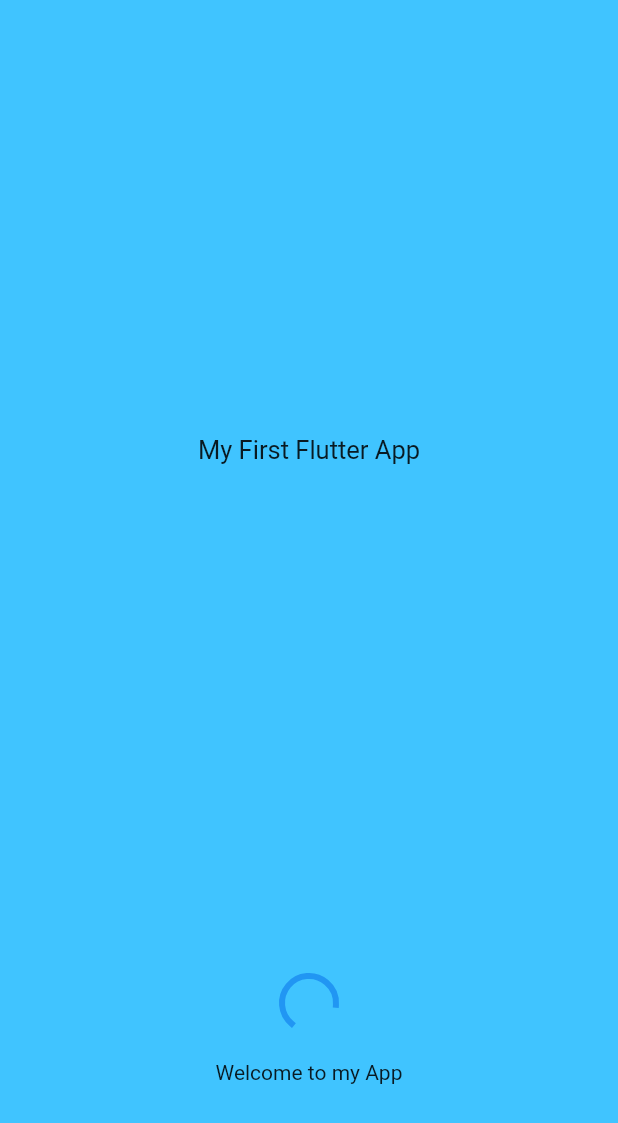
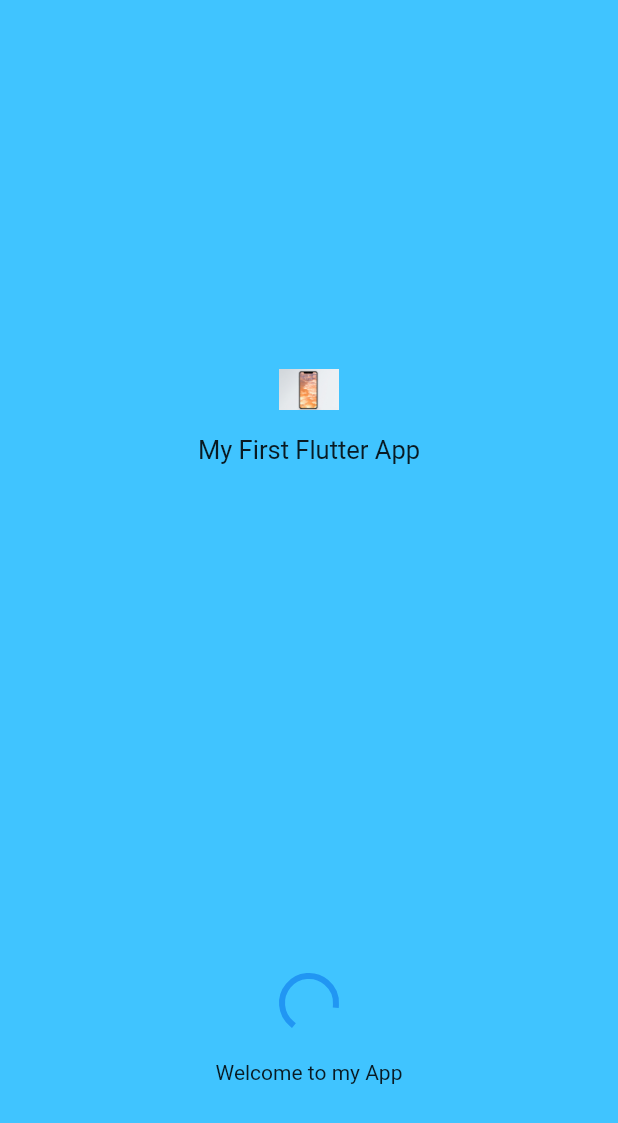
Before and after one commit to sunaranish17/learning-flutter, a Flutter app: the first screen one second after launch, on a phone screen of 412 x 824 dp. Shown: the top 1123 px of the screen. Run offline on Flutter 3.47's test engine with Material 2 defaults, Android fonts, the phone set to English and light mode, and no system bars; drawn by our look-alikes of splashscreen; our stand-ins replace dio.

```diff
--- a/lib/main.dart
+++ b/lib/main.dart
@@ -79,6 +79,8 @@ class _MyAppState extends State<MyApp> {
           "My First Flutter App",
           style: TextStyle(fontSize: 17.0),
         ),
+        image: new Image.asset('assets/images/iphone_image.jpeg'),
+        // imageBackground: AssetImage('assets/images/iphone_image.jpeg'), Adding an image at background
         navigateAfterSeconds: Scaffold(
           appBar: AppBar(
             title: Text("First Flutter App"),
```
Also changed, not shown: assets/images/iphone_image.jpeg (added), assets/images/splash.jpeg (added).
